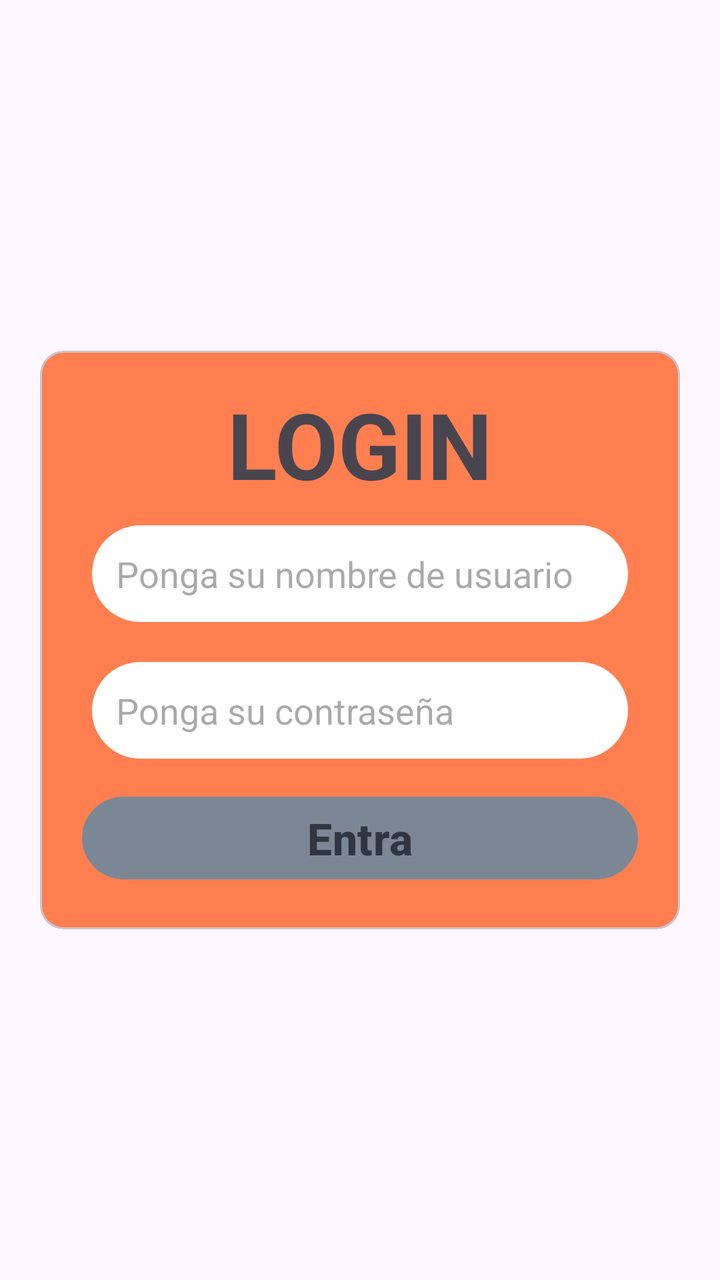
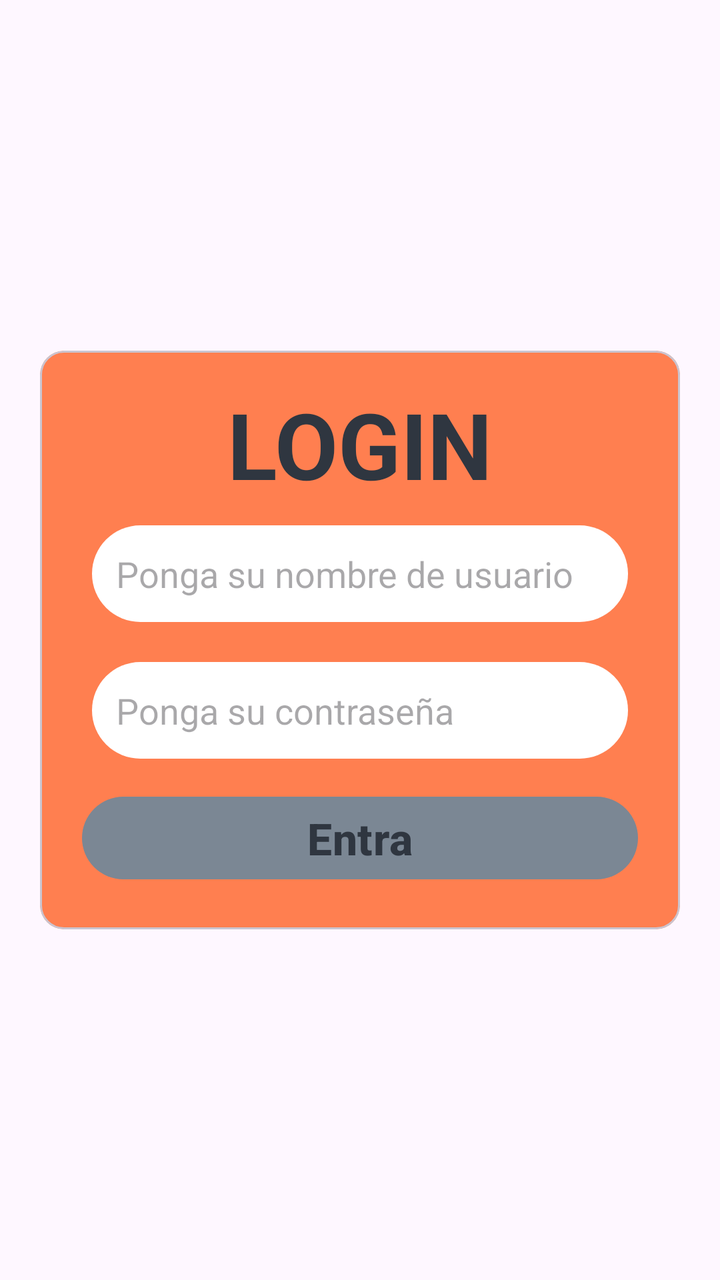

An Android layout rendered at two revisions. The XML below is the earlier revision; the diff shows what the commit changed to produce the second picture.
<!-- AndroidManifest.xml: application theme Theme.Activitat_05 -->
<!-- res/layout/activity_login.xml -->
<?xml version="1.0" encoding="utf-8"?>
<androidx.constraintlayout.widget.ConstraintLayout xmlns:android="http://schemas.android.com/apk/res/android"
    xmlns:app="http://schemas.android.com/apk/res-auto"
    xmlns:tools="http://schemas.android.com/tools"
    android:id="@+id/main"
    android:layout_width="match_parent"
    android:layout_height="match_parent"
    tools:context=".LoginActivity"
    android:layout_margin="26dp">

    <com.google.android.material.card.MaterialCardView
        android:layout_height="wrap_content"
        android:layout_width="0dp"
        android:layout_margin="20dp"
        app:layout_constraintStart_toStartOf="parent"
        app:layout_constraintEnd_toEndOf="parent"
        app:layout_constraintBottom_toBottomOf="parent"
        app:layout_constraintTop_toTopOf="parent"
        app:cardBackgroundColor="#FF7F50">
        <LinearLayout
            android:layout_width="match_parent"
            android:layout_height="match_parent"
            android:gravity="center"
            android:orientation="vertical"
            android:padding="16dp">
            <TextView
                android:layout_width="wrap_content"
                android:layout_height="wrap_content"
                android:text="@string/login"
                android:textStyle="bold"
                android:textSize="46sp"/>
            <EditText
                android:layout_width="match_parent"
                android:layout_height="wrap_content"
                android:background="@drawable/input_view"
                android:layout_margin="10dp"
                android:hint="@string/username"
                android:padding="12dp"/>
            <EditText
                android:layout_width="match_parent"
                android:layout_height="wrap_content"
                android:background="@drawable/input_view"
                android:layout_margin="10dp"
                android:hint="@string/password"
                android:padding="12dp"/>
            <Button
                android:layout_width="match_parent"
                android:layout_height="wrap_content"
                android:text="@string/enter"
                app:backgroundTint="#7B8794"
                android:textColor="#2F3640"
                android:layout_margin="5dp"
                android:textStyle="bold"
                android:textSize="22sp"/>
        </LinearLayout>

    </com.google.android.material.card.MaterialCardView>

</androidx.constraintlayout.widget.ConstraintLayout>
<!-- resources referenced by this layout -->
<resources>
  <!-- drawable input_view (drawable) -->
  <?xml version="1.0" encoding="utf-8"?>
  <shape xmlns:android="http://schemas.android.com/apk/res/android"
      android:shape="rectangle">
  
      <solid android:color="@color/white"/>
  
      <corners android:radius="25dp"/>
  </shape>
  <string name="enter">Entra</string>
  <string name="login">LOGIN</string>
  <string name="password">Ponga su contraseña</string>
  <string name="username">Ponga su nombre de usuario</string>
  <style name="Theme.Activitat_05" parent="Base.Theme.Activitat_05" />
  <color name="white">#FFFFFFFF</color>
  <style name="Base.Theme.Activitat_05" parent="Theme.Material3.DayNight.NoActionBar">
          
          
      </style>
</resources>

<!-- the commit's change to res/layout/activity_login.xml (unified diff, before → after) -->
@@ -16,7 +16,7 @@
         app:layout_constraintEnd_toEndOf="parent"
         app:layout_constraintBottom_toBottomOf="parent"
         app:layout_constraintTop_toTopOf="parent"
-        app:cardBackgroundColor="#FF7F50">
+        app:cardBackgroundColor="@color/orange">
         <LinearLayout
             android:layout_width="match_parent"
             android:layout_height="match_parent"
@@ -28,6 +28,7 @@
                 android:layout_height="wrap_content"
                 android:text="@string/login"
                 android:textStyle="bold"
+                android:textColor="@color/text"
                 android:textSize="46sp"/>
             <EditText
                 android:layout_width="match_parent"
@@ -47,8 +48,8 @@
                 android:layout_width="match_parent"
                 android:layout_height="wrap_content"
                 android:text="@string/enter"
-                app:backgroundTint="#7B8794"
-                android:textColor="#2F3640"
+                app:backgroundTint="@color/gray"
+                android:textColor="@color/text"
                 android:layout_margin="5dp"
                 android:textStyle="bold"
                 android:textSize="22sp"/>
<!-- resource entries referenced after the edit -->
@@ -1,5 +1,8 @@
 <!-- resources referenced by this layout -->
 <resources>
+  <color name="gray">#7B8794</color>
+  <color name="orange">#FF7F50</color>
+  <color name="text">#2F3640</color>
   <!-- drawable input_view (drawable) -->
   <?xml version="1.0" encoding="utf-8"?>
   <shape xmlns:android="http://schemas.android.com/apk/res/android"
